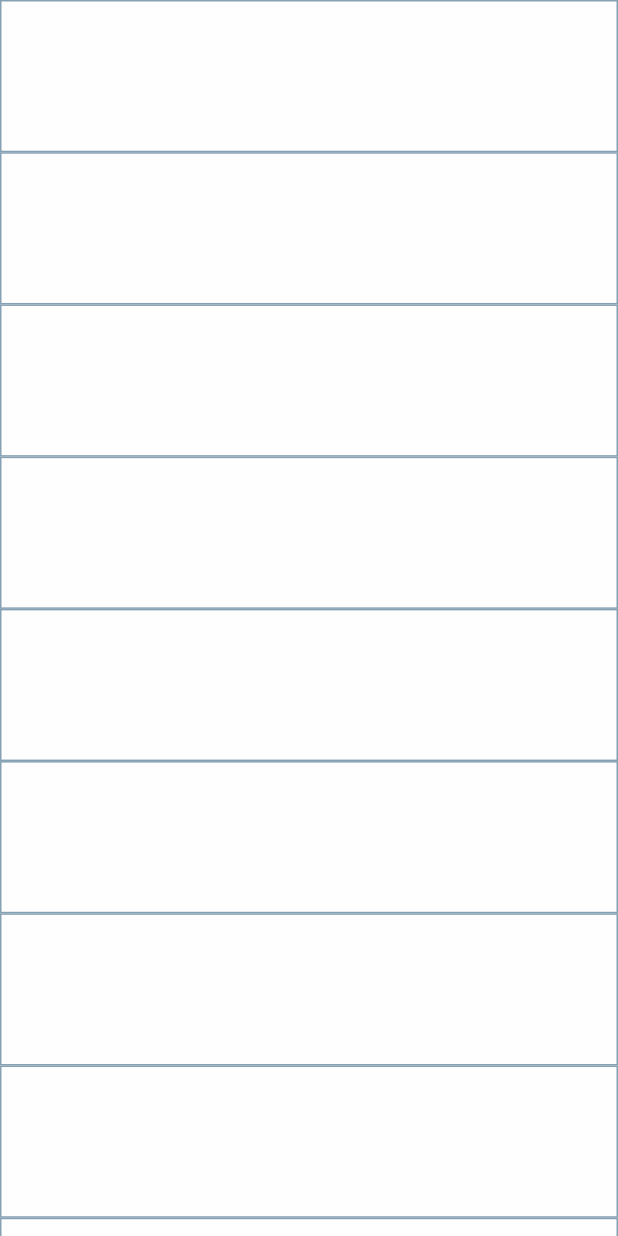
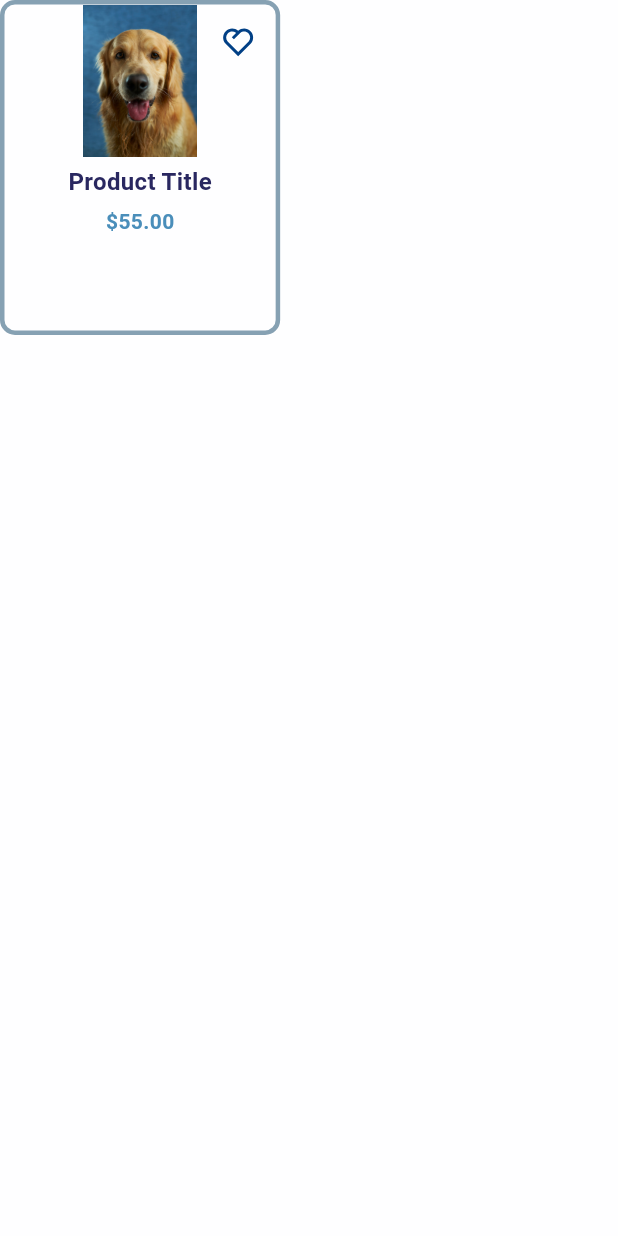
Before and after one commit to hamed12232/flutter_task_products, a Flutter app: the screen it shows after launch, on a phone screen of 412 x 824 dp. Run offline on Flutter 3.47's test engine with Material 3 defaults, Android fonts, the phone set to English and light mode, and no system bars; our stand-ins replace equatable, flutter_screenutil, remixicon.

Commit message:
add HorizentalSpace , VerticalSpace

```diff
--- /dev/null
+++ b/lib/core/spacing/horizental_space.dart
@@ -0,0 +1,11 @@
+import 'package:flutter/material.dart';
+
+class HorizentalSpace extends StatelessWidget {
+  const HorizentalSpace({super.key, required this.width});
+  final double width;
+
+  @override
+  Widget build(BuildContext context) {
+    return SizedBox(width: width);
+  }
+}
--- /dev/null
+++ b/lib/core/spacing/vertical_space.dart
@@ -0,0 +1,11 @@
+import 'package:flutter/material.dart';
+
+class VerticalSpace extends StatelessWidget {
+  const VerticalSpace({super.key, required this.height});
+  final double height;
+
+  @override
+  Widget build(BuildContext context) {
+    return SizedBox(height: height);
+  }
+}
--- a/lib/core/utils/app_hight.dart
+++ b/lib/core/utils/app_hight.dart
@@ -2,5 +2,7 @@ import 'package:flutter_screenutil/flutter_screenutil.dart';
 
 class AppHight {
   static double h100 = 100.h;
+  static double h220 = 220.h;
+
 
 }
--- a/lib/core/utils/app_width.dart
+++ b/lib/core/utils/app_width.dart
@@ -2,5 +2,6 @@ import 'package:flutter_screenutil/flutter_screenutil.dart';
 
 class AppWidth {
   static  double w100 = 100.w;
+  static  double w170 = 170.w;
 
 }
--- a/lib/view/product_list_screen.dart
+++ b/lib/view/product_list_screen.dart
@@ -2,6 +2,7 @@ import 'package:flutter/material.dart';
 import 'package:flutter_task_products/core/utils/app_colors.dart';
 import 'package:flutter_task_products/core/utils/app_hight.dart';
 import 'package:flutter_task_products/core/utils/app_width.dart';
+import 'package:remixicon/remixicon.dart';
 
 class ProductListScreen extends StatefulWidget {
   const ProductListScreen({super.key});
@@ -13,20 +14,75 @@ class ProductListScreen extends StatefulWidget {
 class _ProductListScreenState extends State<ProductListScreen> {
   @override
   Widget build(BuildContext context) {
-    return Scaffold(
-      backgroundColor: AppColors.primary,
-      body: ListView.builder(itemBuilder: (context, index) {
-        return Container(
-          width: AppWidth.w100,
-          height: AppHight.h100,
-          decoration: BoxDecoration(
-            border: Border.all(
-              color: AppColors.borderProductColor
-            )
-          ),
+    return SafeArea(
+      child: Scaffold(
+        backgroundColor: AppColors.primary,
+        body: Column(
+          children: [
+            Container(
+              width: AppWidth.w170,
+              height: AppHight.h220,
+              decoration: BoxDecoration(
+                border: Border.all(
+                  color: AppColors.borderProductColor,
+                  width: 3,
+                ),
+                borderRadius: BorderRadius.circular(10),
+              ),
+              child: Column(
+                mainAxisAlignment: MainAxisAlignment.start,
+                children: [
+                  Container(
+                    alignment: Alignment.topCenter,
+                    child: Stack(
+                      children: [
+                        Image.asset(
+                          "assets/images/image.png",
+                          width: AppWidth.w170,
+                          height: AppHight.h100,),
+                        Positioned(
+                          top: 10,
+                          right: 10,
+                          child: Container(
+                            padding: const EdgeInsets.all(3),
+                            decoration: BoxDecoration(
+                              color: AppColors.primary,
+                              shape: BoxShape.circle,
+                            ),
 
-        );
-      },),
+                            child: Icon(
+                              Remix.heart_2_line,
+                              color: AppColors.addToCartProductColor,
+                            ),
+                          ),
+                        ),
+                      ],
+                    ),
+                  ),
+                  const SizedBox(height: 5),
+                  Text(
+                    "Product Title",
+                    style: TextStyle(
+                      color: AppColors.titleProductColor,
+                      fontSize: 16,
+                      fontWeight: FontWeight.bold,
+                    ),
+                  ),
+                  const SizedBox(height: 5),
+                  Text(
+                    "\$55.00",
+                    style: TextStyle(
+                      color: AppColors.discountProductColor,
+                      fontSize: 14,
+                      fontWeight: FontWeight.bold,
+                    ),
+                  ),
+                ],
+              ),
+            ),
+          ],
+        ),
+      ),
     );
   }
 }
--- a/pubspec.yaml
+++ b/pubspec.yaml
@@ -35,6 +35,7 @@ dependencies:
   flutter_bloc: ^9.1.1
   flutter_screenutil: ^5.9.3
   get_it: ^8.2.0
+  remixicon: ^1.4.1
 
 dev_dependencies:
   flutter_lints: ^5.0.0
@@ -51,8 +52,8 @@ flutter:
   # the material Icons class.
   uses-material-design: true
   # To add assets to your application, add an assets section, like this:
-  # assets:
-  #   - images/a_dot_burr.jpeg
+  assets:
+    - assets/images/image.png
   #   - images/a_dot_ham.jpeg
   # An image asset can refer to one or more resolution-specific "variants", see
   # https://flutter.dev/to/resolution-aware-images
```
Also changed, not shown: assets/images/image.png (added), pubspec.lock.
